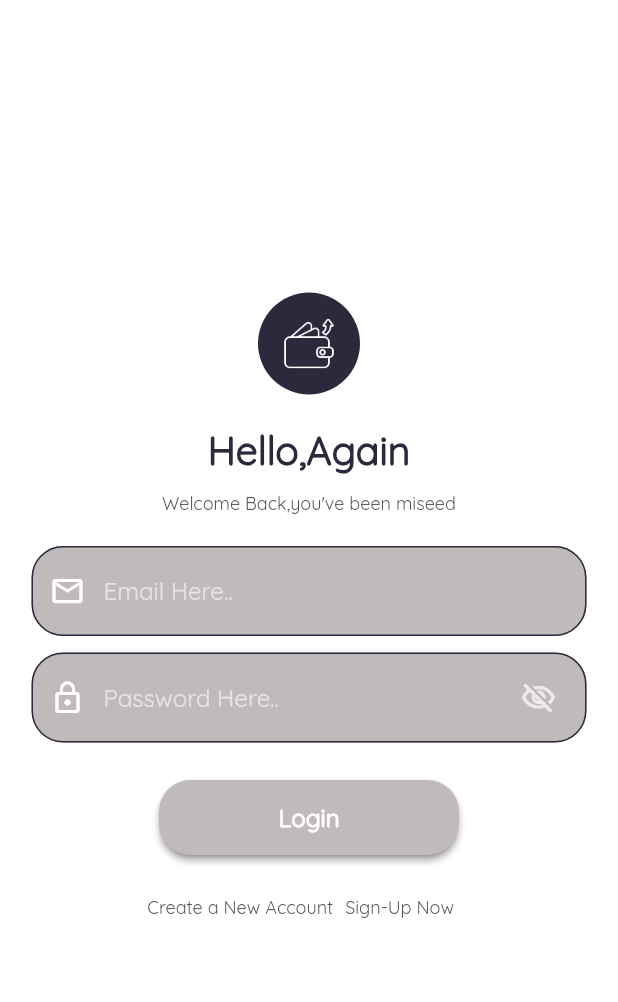
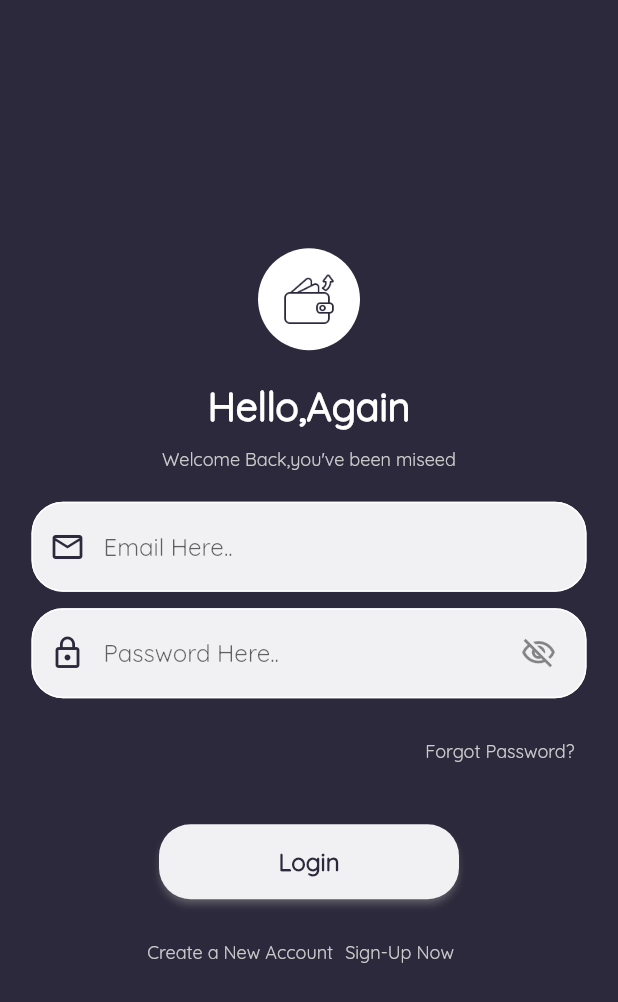
Before and after one commit to Jagu4491/expense_app, a Flutter app: the screen it shows after launch, on a phone screen of 412 x 824 dp. Shown: the top 1002 px of the screen. Run offline on Flutter 3.47's test engine with Material 2 defaults, Android fonts, the phone set to English and light mode, and no system bars; our stand-ins replace fluttertoast.

Commit message:
forgotpassword completed

```diff
--- a/lib/main.dart
+++ b/lib/main.dart
@@ -11,7 +11,7 @@ class myapp extends StatelessWidget {
     return MaterialApp(
       debugShowCheckedModeBanner: false,
       title: 'myapp',
-      themeMode: ThemeMode.light,
+      themeMode: ThemeMode.dark,
       darkTheme: ThemeData(
         brightness: Brightness.light,
           primarySwatch: createMaterialColor(MyColor.bgBColor),
--- a/lib/screens/user_onboarding/login/login_page.dart
+++ b/lib/screens/user_onboarding/login/login_page.dart
@@ -1,3 +1,4 @@
+import 'package:expense_app/screens/user_onboarding/forgotpassword/forgotpass_page.dart';
 import 'package:expense_app/screens/user_onboarding/signup/bottom_action.dart';
 import 'package:expense_app/screens/user_onboarding/signup/signup_page.dart';
 import 'package:expense_app/ui/custom_widget/custom_logo_stack.dart';
@@ -17,7 +18,7 @@ class _LoginPageState extends State<LoginPage> {
   var userNameController = TextEditingController();
   var passController = TextEditingController();
 
-  final _formKey=GlobalKey<FormState>();
+  final _formKey = GlobalKey<FormState>();
 
   @override
   Widget build(BuildContext context) {
@@ -38,7 +39,11 @@ class _LoginPageState extends State<LoginPage> {
                     color: Theme.of(context).brightness == Brightness.light
                         ? MyColor.bgBColor
                         : MyColor.bgWColor,
-                    child: Center(child: CustomLogoStack(50,Theme.of(context).backgroundColor,Theme.of(context).canvasColor)),
+                    child: Center(
+                        child: CustomLogoStack(
+                            50,
+                            Theme.of(context).backgroundColor,
+                            Theme.of(context).canvasColor)),
                   )),
                   Expanded(
                       child: MediaQuery.of(context).size.height > 500
@@ -61,7 +66,10 @@ class _LoginPageState extends State<LoginPage> {
             child: Column(
               mainAxisAlignment: MainAxisAlignment.center,
               children: [
-                CustomLogoStack(width > 500 ? 50 : 34,Theme.of(context).backgroundColor,Theme.of(context).canvasColor),
+                CustomLogoStack(
+                    width > 500 ? 50 : 34,
+                    Theme.of(context).backgroundColor,
+                    Theme.of(context).canvasColor),
                 SizedBox(
                   height: 21,
                 ),
@@ -115,20 +123,42 @@ class _LoginPageState extends State<LoginPage> {
                         ? MyColor.secondaryWColor
                         : MyColor.secondaryBColor),
                 SizedBox(
+                  height: 11,
+                ),
+                Row(mainAxisAlignment: MainAxisAlignment.end, children: [
+                  TextButton(
+                      onPressed: () {
+                        Navigator.pushReplacement(context, MaterialPageRoute(builder: (context)=>ForgotPassPage()));
+                      },
+                      child: Text(
+                        'Forgot Password?',
+                        style: width > 500
+                            ? mTextStyle16(
+                                fontWieght: FontWeight.w300,
+                                mColor: Theme.of(context).shadowColor)
+                            : mTextStyle12(
+                                fontWieght: FontWeight.w300,
+                                mColor: Theme.of(context).shadowColor),
+                      ))
+                ]),
+                SizedBox(
                   height: 25,
                 ),
-                CustomRoundedButton(callback: () {
-                  if(_formKey.currentState!.validate()){
+                CustomRoundedButton(
+                    callback: () {
+                      if (_formKey.currentState!.validate()) {
                         Fluttertoast.showToast(msg: 'Login Successfully');
                         /* ScaffoldMessenger.of(context).showSnackBar(const
                         SnackBar(content: Text('Processing Data'))
                      );*/
                       }
-                }, text: 'Login'),
+                    },
+                    text: 'Login'),
                 SizedBox(
                   height: 11,
                 ),
-                constraints.maxWidth > 400 ? Row(
+                constraints.maxWidth > 400
+                    ? Row(
                         mainAxisAlignment: MainAxisAlignment.center,
                         children: getChildren(
                             'Create a New Account', 'Sign-Up Now ', () {
@@ -137,7 +167,8 @@ class _LoginPageState extends State<LoginPage> {
                               MaterialPageRoute(
                                   builder: (context) => SignupPage()));
                         }, constraints.maxWidth, context),
-                      ) : Column(
+                      )
+                    : Column(
                         mainAxisAlignment: MainAxisAlignment.center,
                         children: getChildren(
                             'Create a New Account', 'Sign-up Now', () {
```
Lines whose indentation alone changed are shown as unchanged.
